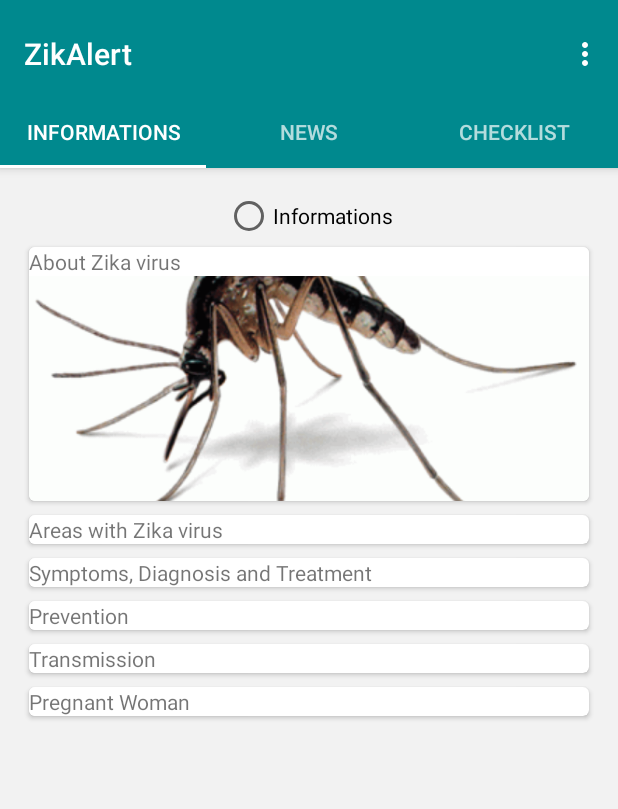
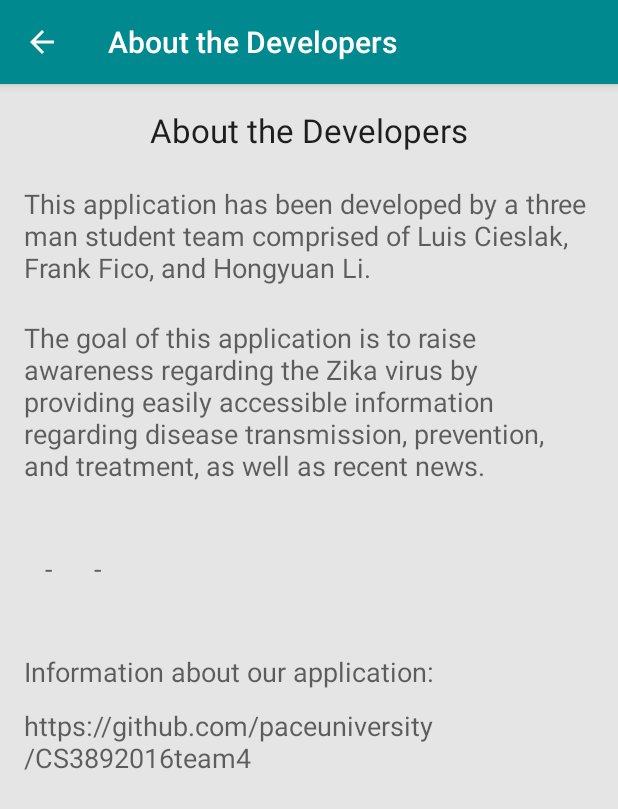
Before and after one commit to Hongyuanli/CS3892016team4, an Android app: the screen it shows after launch (MainActivity before the commit, AboutDevs after it), in the options menu, after a tap on "About", on a phone screen of 412 x 824 dp. Shown: the top 809 px of the screen. Run offline under Robolectric (Android 15) with nearby library versions, the phone set to English and light mode, and no system bars.

Commit message:
apk generated

```diff
--- a/app/src/main/AndroidManifest.xml
+++ b/app/src/main/AndroidManifest.xml
@@ -76,7 +76,13 @@
 
         <activity
             android:name=".SettingsActivity"
+            android:parentActivityName=".MainActivity"
             android:label="@string/title_activity_settings" />
+
+        <activity
+            android:name=".AboutDevs"
+            android:parentActivityName=".MainActivity"
+            android:label="About" />
 
         <receiver android:name=".NotificationPublisher" />
     </application>
--- /dev/null
+++ b/app/src/main/java/org/zikalert/AboutDevs.java
@@ -0,0 +1,28 @@
+package org.zikalert;
+
+import android.os.Bundle;
+
+import android.support.v7.app.AppCompatActivity;
+import android.support.v7.widget.Toolbar;
+
+import org.zikalert.R;
+
+public class AboutDevs extends AppCompatActivity {
+
+    @Override
+    protected void onCreate(Bundle savedInstanceState) {
+        super.onCreate(savedInstanceState);
+
+        //OBS: when you create a new activity by new -> activity -> blank activity
+        //it creates 2 layouts for a activity: the activity_name.xml that contains the toolbar
+        //and the content_name.xml that contains the content itself.
+        setContentView(R.layout.activity_aboutdevs);
+
+        //this enable the left arrow in the actionbar so we can go back to the MainActivity.
+        getSupportActionBar().setDisplayHomeAsUpEnabled(true);
+
+        //The Default title is the name of the class, so we need to change it:
+        getSupportActionBar().setTitle("About the Developers");
+    }
+
+}
--- a/app/src/main/java/org/zikalert/MainActivity.java
+++ b/app/src/main/java/org/zikalert/MainActivity.java
@@ -81,6 +81,9 @@ public class MainActivity extends AppCompatActivity{
         }else if(id == R.id.action_notification){
             scheduleNotification(getNotification("You have things to do to prevent Zika Virus!"), 5000);
             return true;
+        }else if(id == R.id.action_about){
+            startActivity(new Intent(this, AboutDevs.class));
+            return true;
         }
 
         return super.onOptionsItemSelected(item);
--- a/app/src/main/java/org/zikalert/SettingsActivity.java
+++ b/app/src/main/java/org/zikalert/SettingsActivity.java
@@ -18,6 +18,8 @@ public class SettingsActivity extends AppCompatPreferenceActivity {
         Log.d(TAG, "onCreate");
         getFragmentManager().beginTransaction()
                 .replace(android.R.id.content, new SettingsFragment()).commit();
+
+        getSupportActionBar().setDisplayHomeAsUpEnabled(true);
     }
 
     public static class SettingsFragment extends PreferenceFragment {
--- /dev/null
+++ b/app/src/main/res/layout/activity_aboutdevs.xml
@@ -0,0 +1,21 @@
+<?xml version="1.0" encoding="utf-8"?>
+<android.support.design.widget.CoordinatorLayout xmlns:android="http://schemas.android.com/apk/res/android"
+    xmlns:app="http://schemas.android.com/apk/res-auto"
+    xmlns:tools="http://schemas.android.com/tools"
+    android:layout_width="match_parent"
+    android:layout_height="match_parent"
+    android:fitsSystemWindows="true"
+    tools:context=".AboutDevs">
+
+    <android.support.design.widget.AppBarLayout
+        android:layout_width="match_parent"
+        android:layout_height="wrap_content"
+        android:theme="@style/AppTheme.AppBarOverlay">
+    </android.support.design.widget.AppBarLayout>
+
+
+
+    <include layout="@layout/content_aboutdevs" />
+
+
+</android.support.design.widget.CoordinatorLayout>
--- /dev/null
+++ b/app/src/main/res/layout/content_aboutdevs.xml
@@ -0,0 +1,89 @@
+<?xml version="1.0" encoding="utf-8"?>
+
+<RelativeLayout xmlns:android="http://schemas.android.com/apk/res/android"
+    xmlns:tools="http://schemas.android.com/tools"
+    android:layout_width="match_parent"
+    android:layout_height="match_parent"
+    android:paddingBottom="16dp"
+    android:paddingLeft="16dp"
+    android:paddingRight="16dp"
+    android:paddingTop="16dp"
+    tools:context=".informationactivities.AboutActivity"
+    tools:showIn="@layout/activity_aboutdevs">
+
+    <ScrollView
+        android:layout_width="fill_parent"
+        android:layout_height="wrap_content">
+        <RelativeLayout
+            android:layout_width="wrap_content"
+            android:layout_height="wrap_content"
+            android:orientation="vertical">
+
+            <TextView
+                android:layout_width="wrap_content"
+                android:layout_height="wrap_content"
+                android:textAppearance="?android:attr/textAppearanceLarge"
+                android:text="About the Developers"
+                android:id="@+id/textView"
+                android:layout_alignParentTop="true"
+                android:layout_centerHorizontal="true" />
+
+            <TextView
+            android:layout_width="wrap_content"
+            android:layout_height="wrap_content"
+            android:textAppearance="?android:attr/textAppearanceMedium"
+            android:text="This application has been developed by a three man student team comprised of Luis Cieslak, Frank Fico, and Hongyuan Li."
+            android:id="@+id/textView2"
+            android:layout_below="@+id/textView"
+            android:layout_alignParentLeft="true"
+            android:layout_alignParentStart="true"
+            android:layout_marginTop="22dp" />
+
+            <TextView
+                android:layout_width="wrap_content"
+                android:layout_height="wrap_content"
+                android:textAppearance="?android:attr/textAppearanceMedium"
+                android:text="The goal of this application is to raise awareness regarding the Zika virus by providing easily accessible information regarding disease transmission, prevention, and treatment, as well as recent news."
+                android:id="@+id/textView3"
+                android:layout_below="@+id/textView2"
+                android:layout_alignParentLeft="true"
+                android:layout_alignParentStart="true"
+                android:layout_marginTop="22dp" />
+
+            <TextView
+                android:layout_width="wrap_content"
+                android:layout_height="wrap_content"
+                android:textAppearance="?android:attr/textAppearanceMedium"
+                android:text="   -      - "
+                android:id="@+id/textView4"
+                android:layout_below="@+id/textView3"
+                android:layout_alignParentLeft="true"
+                android:layout_alignParentStart="true"
+                android:layout_marginTop="44dp" />
+
+            <TextView
+                android:layout_width="wrap_content"
+                android:layout_height="wrap_content"
+                android:textAppearance="?android:attr/textAppearanceMedium"
+                android:text="Information about our application: "
+                android:id="@+id/textView5"
+                android:layout_below="@+id/textView4"
+                android:layout_alignParentLeft="true"
+                android:layout_alignParentStart="true"
+                android:layout_marginTop="44dp" />
+
+            <TextView
+                android:layout_width="wrap_content"
+                android:layout_height="wrap_content"
+                android:textAppearance="?android:attr/textAppearanceMedium"
+                android:text="https://github.com/paceuniversity/CS3892016team4 "
+                android:id="@+id/textView6"
+                android:layout_below="@+id/textView5"
+                android:layout_alignParentLeft="true"
+                android:layout_alignParentStart="true"
+                android:layout_marginTop="11dp" />
+
+
+        </RelativeLayout>
+    </ScrollView>
+</RelativeLayout>
--- a/app/src/main/res/layout/fragment_checklist.xml
+++ b/app/src/main/res/layout/fragment_checklist.xml
@@ -3,10 +3,4 @@
     android:orientation="vertical" android:layout_width="match_parent"
     android:layout_height="match_parent">
 
-    <Button
-        android:layout_width="wrap_content"
-        android:layout_height="wrap_content"
-        android:text="New Button"
-        android:id="@+id/button"
-        android:layout_gravity="center_horizontal" />
 </LinearLayout>
--- a/app/src/main/res/layout/fragment_informations.xml
+++ b/app/src/main/res/layout/fragment_informations.xml
@@ -18,7 +18,6 @@
         android:layout_width="fill_parent"
         android:layout_height="wrap_content"
         card_view:cardCornerRadius="4dp"
-        android:layout_below="@+id/radioButton"
         android:layout_centerHorizontal="true"
         card_view:cardPreventCornerOverlap="true"
         card_view:cardUseCompatPadding="true">
@@ -174,14 +173,6 @@
 
     </android.support.v7.widget.CardView>
 
-    <RadioButton
-        android:layout_width="wrap_content"
-        android:layout_height="wrap_content"
-        android:text="Informations"
-        android:id="@+id/radioButton"
-        android:layout_alignParentTop="true"
-        android:layout_centerHorizontal="true" />
-
     <!--<Button-->
         <!--android:layout_width="wrap_content"-->
         <!--android:layout_height="wrap_content"-->
--- a/app/src/main/res/layout/fragment_news.xml
+++ b/app/src/main/res/layout/fragment_news.xml
@@ -3,10 +3,4 @@
     android:orientation="vertical" android:layout_width="match_parent"
     android:layout_height="match_parent">
 
-    <CheckBox
-        android:layout_width="wrap_content"
-        android:layout_height="wrap_content"
-        android:text="New CheckBox"
-        android:id="@+id/checkBox"
-        android:layout_gravity="center_horizontal" />
 </LinearLayout>
```
Also changed, not shown: 3 other files.
